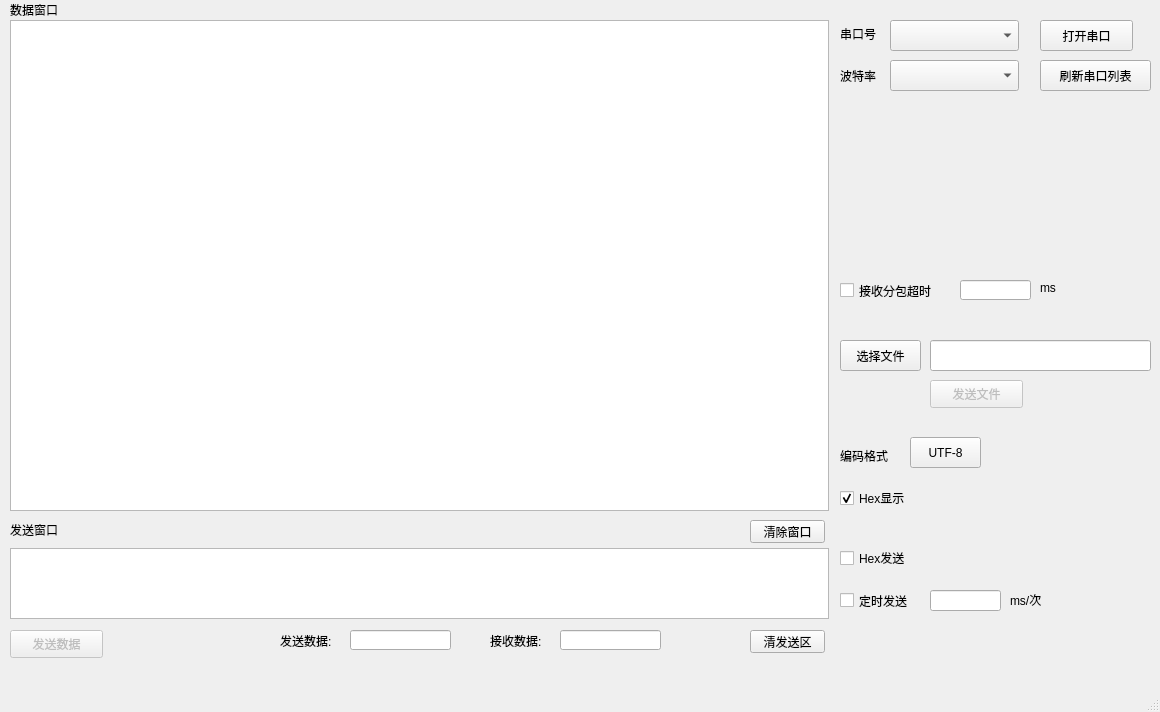
Before: the Qt Designer form ser_prj/untitled.ui in getBossMuchMoney/pyqt_serialTool, drawn with Qt 5.
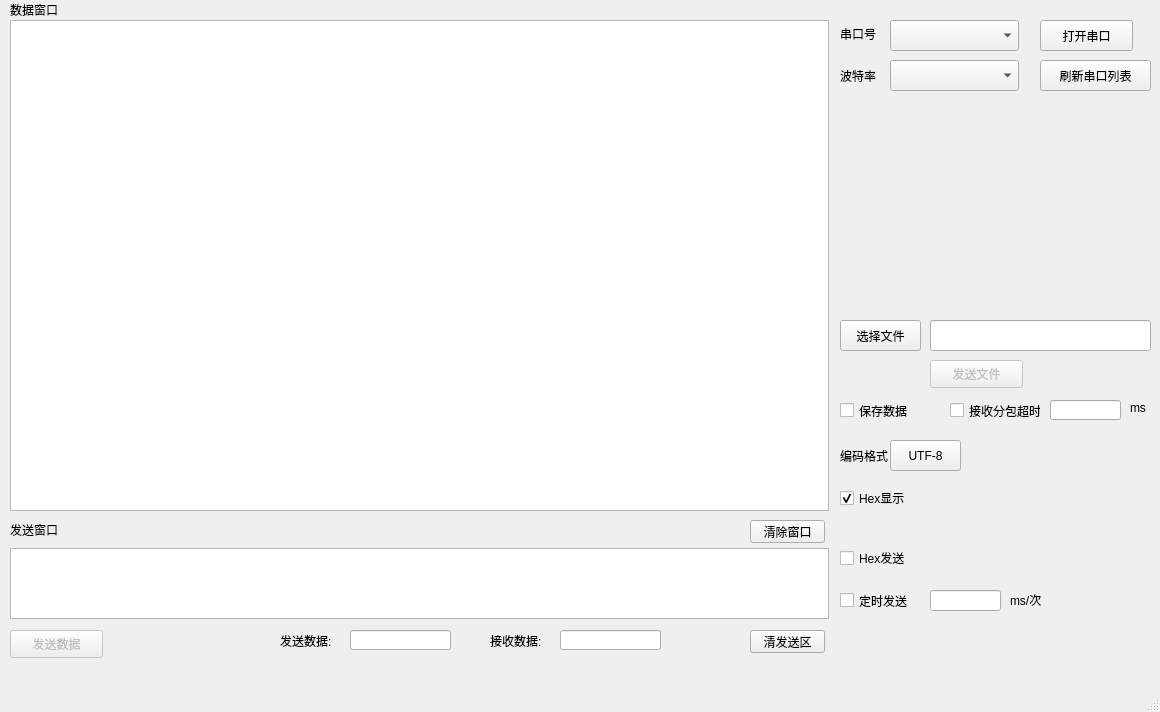
After: the same form once the commit is applied.

Patch:
```diff
--- a/ser_prj/untitled.ui
+++ b/ser_prj/untitled.ui
@@ -275,8 +275,8 @@
    <widget class="QPushButton" name="encodingFormat">
     <property name="geometry">
      <rect>
-      <x>910</x>
-      <y>437</y>
+      <x>890</x>
+      <y>440</y>
       <width>71</width>
       <height>31</height>
      </rect>
@@ -302,7 +302,7 @@
     <property name="geometry">
      <rect>
       <x>840</x>
-      <y>340</y>
+      <y>320</y>
       <width>81</width>
       <height>31</height>
      </rect>
@@ -318,7 +318,7 @@
     <property name="geometry">
      <rect>
       <x>930</x>
-      <y>380</y>
+      <y>360</y>
       <width>93</width>
       <height>28</height>
      </rect>
@@ -331,7 +331,7 @@
     <property name="geometry">
      <rect>
       <x>930</x>
-      <y>340</y>
+      <y>320</y>
       <width>221</width>
       <height>31</height>
      </rect>
@@ -392,8 +392,8 @@
    <widget class="QLineEdit" name="recSubpackageTimeOut_input">
     <property name="geometry">
      <rect>
-      <x>960</x>
-      <y>280</y>
+      <x>1050</x>
+      <y>400</y>
       <width>71</width>
       <height>20</height>
      </rect>
@@ -411,8 +411,8 @@
    <widget class="QLabel" name="label_10">
     <property name="geometry">
      <rect>
-      <x>1040</x>
-      <y>280</y>
+      <x>1130</x>
+      <y>400</y>
       <width>21</width>
       <height>16</height>
      </rect>
@@ -424,9 +424,9 @@
    <widget class="QCheckBox" name="subpackageCheck">
     <property name="geometry">
      <rect>
-      <x>840</x>
-      <y>280</y>
-      <width>121</width>
+      <x>950</x>
+      <y>400</y>
+      <width>91</width>
       <height>21</height>
      </rect>
     </property>
@@ -434,6 +434,19 @@
      <string>接收分包超时</string>
     </property>
    </widget>
+   <widget class="QCheckBox" name="SaveDataCheck">
+    <property name="geometry">
+     <rect>
+      <x>840</x>
+      <y>400</y>
+      <width>71</width>
+      <height>21</height>
+     </rect>
+    </property>
+    <property name="text">
+     <string>保存数据</string>
+    </property>
+   </widget>
   </widget>
   <widget class="QMenuBar" name="menubar">
    <property name="geometry">
```
Left out of the diff: 19 changed lines with no effect on the pictures.
